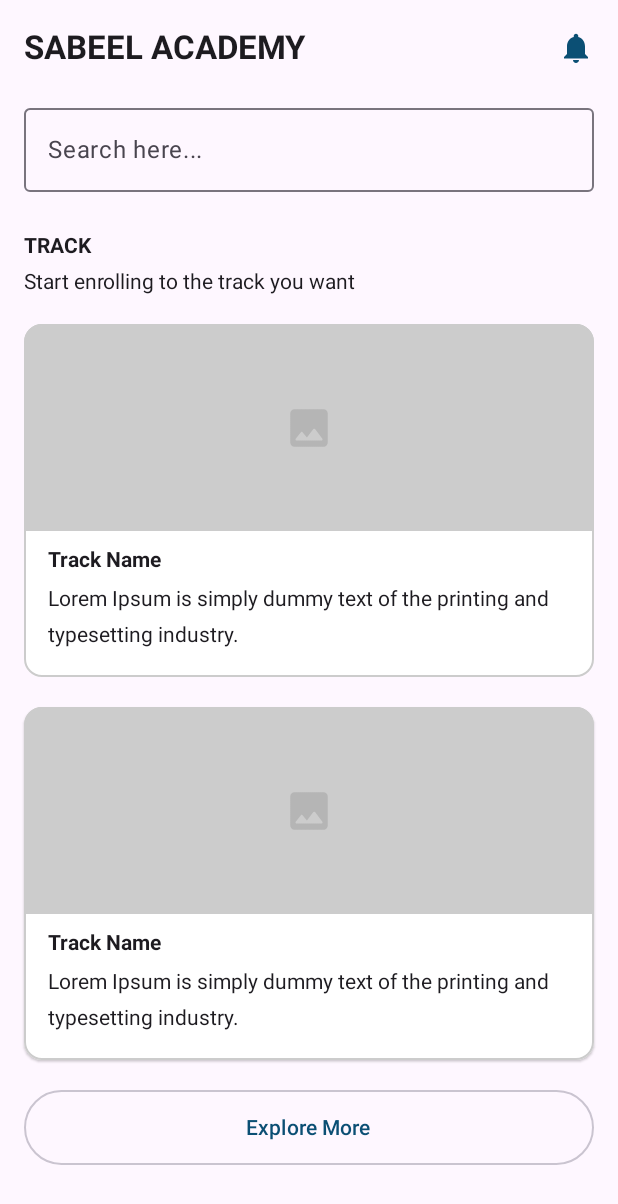
After one commit to IslamHassan101/El-sabel-app, an Android app built with Jetpack Compose: the composable Home shown on its own in the app's theme, on a phone screen of 412 x 824 dp. The commit adds this screen. Shown: the top 1204 px of the screen. Run offline under Robolectric (Android 15) with nearby library versions, the phone set to English and light mode, and no system bars.

Commit message:
create Home.kt screen
1.add scaffold to structured the screen ui
2. create TopBar.kt

3. create TrackNameCard.kt

4. add Track name Title.
5. add Explore more Button
6. add ic_place_holder Icon

```diff
--- /dev/null
+++ b/app/src/main/java/com/islam/el_sabel_app/component/TopBar.kt
@@ -0,0 +1,33 @@
+package com.islam.el_sabel_app.component
+
+import androidx.compose.material.icons.Icons
+import androidx.compose.material.icons.filled.Notifications
+import androidx.compose.material3.*
+import androidx.compose.runtime.Composable
+import androidx.compose.ui.text.font.FontWeight
+import androidx.compose.ui.tooling.preview.Preview
+import com.islam.el_sabel_app.ui.theme.DarkCrayola
+
+
+@OptIn(ExperimentalMaterial3Api::class)
+@Composable
+fun TopBar() {
+    TopAppBar(
+        actions = {
+            IconButton(onClick = { /*TODO*/ }) {
+                Icon(
+                    imageVector = Icons.Default.Notifications,
+                    tint = DarkCrayola,
+                    contentDescription = "notification_icon"
+                )
+            }
+        },
+        title = { Text(text = "SABEEL ACADEMY", fontWeight = FontWeight.Bold) }
+    )
+}
+
+@Preview
+@Composable
+fun TopBarPreview() {
+    TopBar()
+}
--- /dev/null
+++ b/app/src/main/java/com/islam/el_sabel_app/component/TrackNameCard.kt
@@ -0,0 +1,72 @@
+package com.islam.el_sabel_app.component
+
+import androidx.compose.foundation.BorderStroke
+import androidx.compose.foundation.Image
+import androidx.compose.foundation.background
+import androidx.compose.foundation.layout.Box
+import androidx.compose.foundation.layout.fillMaxWidth
+import androidx.compose.foundation.layout.height
+import androidx.compose.foundation.layout.padding
+import androidx.compose.material3.Card
+import androidx.compose.material3.CardDefaults
+import androidx.compose.material3.Text
+import androidx.compose.runtime.Composable
+import androidx.compose.ui.Alignment
+import androidx.compose.ui.Modifier
+import androidx.compose.ui.graphics.Color
+import androidx.compose.ui.res.painterResource
+import androidx.compose.ui.res.stringResource
+import androidx.compose.ui.text.font.FontWeight
+import androidx.compose.ui.text.style.TextOverflow
+import androidx.compose.ui.tooling.preview.Preview
+import androidx.compose.ui.unit.dp
+import androidx.compose.ui.unit.sp
+import com.islam.el_sabel_app.R
+
+
+@Composable
+fun TrackNameCard() {
+    Card(
+        modifier = Modifier
+            .fillMaxWidth(),
+        colors = CardDefaults.cardColors(Color.White),
+        elevation = CardDefaults.cardElevation(1.dp),
+        border = BorderStroke(1.dp, color = Color.LightGray),
+    ) {
+        Box(
+            modifier = Modifier
+                .height(138.dp)
+                .fillMaxWidth()
+                .background(Color.LightGray),
+            contentAlignment = Alignment.Center
+        ) {
+            Image(
+                painter = painterResource(id = R.drawable.ic_place_holder),
+                contentDescription = stringResource(R.string.icon_place_holder)
+            )
+        }
+        Text(
+            modifier = Modifier.padding(
+                top = 11.dp,
+                start = 16.dp
+            ),
+            maxLines = 1,
+            overflow = TextOverflow.Ellipsis,
+            fontWeight = FontWeight.Bold,
+            text = "Track Name"
+        )
+        Text(
+            modifier = Modifier.padding(top = 6.dp, start = 16.dp, bottom = 16.dp),
+            maxLines = 2,
+            lineHeight = 24.sp,
+            overflow = TextOverflow.Ellipsis,
+            text = "Lorem Ipsum is simply dummy text of the printing and typesetting industry."
+        )
+    }
+}
+
+@Preview
+@Composable
+fun TrackNameCardPreview() {
+    TrackNameCard()
+}
--- /dev/null
+++ b/app/src/main/java/com/islam/el_sabel_app/screens/Home.kt
@@ -0,0 +1,62 @@
+package com.islam.el_sabel_app.screens
+
+import android.annotation.SuppressLint
+import android.util.Log
+import androidx.compose.foundation.layout.*
+import androidx.compose.material3.*
+import androidx.compose.runtime.Composable
+import androidx.compose.ui.Modifier
+import androidx.compose.ui.text.font.FontWeight
+import androidx.compose.ui.tooling.preview.Preview
+import androidx.compose.ui.unit.dp
+import com.islam.el_sabel_app.component.TopBar
+import com.islam.el_sabel_app.component.TrackNameCard
+import com.islam.el_sabel_app.ui.theme.DarkCrayola
+
+
+@SuppressLint("UnusedMaterial3ScaffoldPaddingParameter")
+@OptIn(ExperimentalMaterial3Api::class)
+@Composable
+fun Home() {
+    Scaffold(
+        topBar = { TopBar() },
+        bottomBar = {}
+    ) { paddingValue ->
+        Log.d("paddingValue", "$paddingValue")
+        Column(modifier = Modifier.padding(paddingValue)) {
+            OutlinedTextField(
+                modifier = Modifier
+                    .fillMaxWidth()
+                    .padding(start = 16.dp, end = 16.dp),
+                value = "",
+                onValueChange = {},
+                label = { Text(text = "Search here...") }
+            )
+            Column(modifier = Modifier.padding(top = 28.dp, start = 16.dp, end = 16.dp)) {
+                Text(text = "TRACK", fontWeight = FontWeight.Bold)
+                Spacer(modifier = Modifier.height(8.dp))
+                Text(text = "Start enrolling to the track you want")
+                Spacer(modifier = Modifier.height(20.dp))
+                TrackNameCard()
+                Spacer(modifier = Modifier.height(20.dp))
+                TrackNameCard()
+                Spacer(modifier = Modifier.height(20.dp))
+                OutlinedButton(
+                    modifier = Modifier
+                        .fillMaxWidth()
+                        .height(50.dp),
+                    onClick = { /*TODO*/ }
+                ) {
+                    Text(text = "Explore More", color = DarkCrayola)
+                }
+            }
+        }
+    }
+}
+
+
+@Preview
+@Composable
+fun HomePreview() {
+    Home()
+}
--- /dev/null
+++ b/app/src/main/res/drawable/ic_place_holder.xml
@@ -0,0 +1,9 @@
+<vector xmlns:android="http://schemas.android.com/apk/res/android"
+    android:width="33dp"
+    android:height="33dp"
+    android:viewportWidth="33"
+    android:viewportHeight="33">
+  <path
+      android:pathData="M28.875,26.125L28.875,6.875A2.758,2.758 0,0 0,26.125 4.125L6.875,4.125A2.758,2.758 0,0 0,4.125 6.875L4.125,26.125a2.758,2.758 0,0 0,2.75 2.75L26.125,28.875A2.758,2.758 0,0 0,28.875 26.125zM12.237,19.225L15.125,22.701l4.263,-5.486a0.69,0.69 0,0 1,1.1 0.014l4.826,6.435a0.687,0.687 0,0 1,-0.55 1.1L8.278,24.764a0.685,0.685 0,0 1,-0.536 -1.114l3.424,-4.4a0.678,0.678 0,0 1,1.071 -0.025z"
+      android:fillColor="#b5b5b5"/>
+</vector>
--- a/app/src/main/res/values/strings.xml
+++ b/app/src/main/res/values/strings.xml
@@ -4,4 +4,5 @@
     <string name="united_kingdom">united_kingdom</string>
     <string name="menu_book">menu_book</string>
     <string name="local_library">local_library</string>
+    <string name="icon_place_holder">icon_place_holder</string>
 </resources>
```
